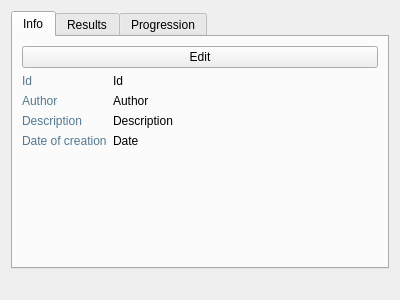
The window that src/genelab/core/ui/widgets/experiments/experimentctrl.ui (GeneCraft/GeneCraft-Project) describes before a commit, drawn with Qt 5.
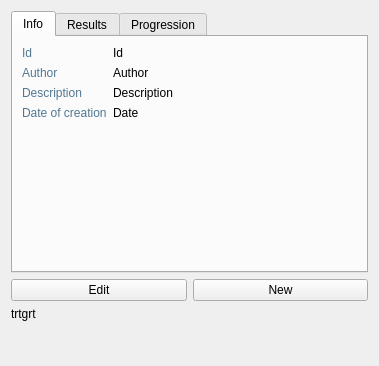
The same window after the commit. Icons and pictures are not drawn.

Commit message:
* Boutons "save" et "save and reload" dans l'experiment properties ctrl
+ add experiment (bug logique)

* auto load de l'experience par defaut

* attributs des stats dans l'experiment properties ctrl

```diff
--- a/src/genelab/core/ui/widgets/experiments/experimentctrl.ui
+++ b/src/genelab/core/ui/widgets/experiments/experimentctrl.ui
@@ -6,18 +6,18 @@
    <rect>
     <x>0</x>
     <y>0</y>
-    <width>400</width>
-    <height>300</height>
+    <width>379</width>
+    <height>366</height>
    </rect>
   </property>
   <property name="windowTitle">
    <string>Form</string>
   </property>
   <layout class="QGridLayout" name="gridLayout">
-   <item row="0" column="0">
+   <item row="0" column="0" colspan="2">
     <widget class="QTabWidget" name="tabWidget">
-     <property name="currentIndex">
-      <number>0</number>
+     <property name="enabled">
+      <bool>true</bool>
      </property>
      <widget class="QWidget" name="tabInfo">
       <attribute name="icon">
@@ -28,7 +28,7 @@
        <string>Info</string>
       </attribute>
       <layout class="QGridLayout" name="gridLayout_4">
-       <item row="1" column="0">
+       <item row="0" column="0">
         <widget class="QLabel" name="label_2">
          <property name="styleSheet">
           <string notr="true">color: rgb(81, 119, 145);</string>
@@ -38,14 +38,14 @@
          </property>
         </widget>
        </item>
-       <item row="1" column="1">
+       <item row="0" column="1">
         <widget class="QLabel" name="lblId">
          <property name="text">
           <string>Id</string>
          </property>
         </widget>
        </item>
-       <item row="2" column="0">
+       <item row="1" column="0">
         <widget class="QLabel" name="label_3">
          <property name="styleSheet">
           <string notr="true">color: rgb(81, 119, 145);</string>
@@ -55,14 +55,14 @@
          </property>
         </widget>
        </item>
-       <item row="2" column="1">
+       <item row="1" column="1">
         <widget class="QLabel" name="lblAuthor">
          <property name="text">
           <string>Author</string>
          </property>
         </widget>
        </item>
-       <item row="3" column="0">
+       <item row="2" column="0">
         <widget class="QLabel" name="label_4">
          <property name="styleSheet">
           <string notr="true">color: rgb(81, 119, 145);</string>
@@ -72,14 +72,14 @@
          </property>
         </widget>
        </item>
-       <item row="3" column="1">
+       <item row="2" column="1">
         <widget class="QLabel" name="lblDescription">
          <property name="text">
           <string>Description</string>
          </property>
         </widget>
        </item>
-       <item row="5" column="0">
+       <item row="3" column="0">
         <widget class="QLabel" name="label_5">
          <property name="styleSheet">
           <string notr="true">color: rgb(81, 119, 145);</string>
@@ -89,14 +89,27 @@
          </property>
         </widget>
        </item>
-       <item row="5" column="1">
+       <item row="3" column="1">
         <widget class="QLabel" name="lblDate">
          <property name="text">
           <string>Date</string>
          </property>
         </widget>
        </item>
-       <item row="6" column="1">
+       <item row="4" column="0">
+        <spacer name="verticalSpacer">
+         <property name="orientation">
+          <enum>Qt::Vertical</enum>
+         </property>
+         <property name="sizeHint" stdset="0">
+          <size>
+           <width>20</width>
+           <height>40</height>
+          </size>
+         </property>
+        </spacer>
+       </item>
+       <item row="4" column="1">
         <spacer name="horizontalSpacer">
          <property name="orientation">
           <enum>Qt::Horizontal</enum>
@@ -109,30 +122,6 @@
          </property>
         </spacer>
        </item>
-       <item row="6" column="0">
-        <spacer name="verticalSpacer">
-         <property name="orientation">
-          <enum>Qt::Vertical</enum>
-         </property>
-         <property name="sizeHint" stdset="0">
-          <size>
-           <width>20</width>
-           <height>40</height>
-          </size>
-         </property>
-        </spacer>
-       </item>
-       <item row="0" column="0" colspan="2">
-        <widget class="QPushButton" name="pbEditExperiment">
-         <property name="text">
-          <string>Edit</string>
-         </property>
-         <property name="icon">
-          <iconset resource="../../../ressources/ressources.qrc">
-           <normaloff>:/img/icons/edition</normaloff>:/img/icons/edition</iconset>
-         </property>
-        </widget>
-       </item>
       </layout>
      </widget>
      <widget class="QWidget" name="tabResults">
@@ -245,12 +234,47 @@
     </widget>
    </item>
    <item row="1" column="0">
+    <widget class="QPushButton" name="pbEditExperiment">
+     <property name="text">
+      <string>Edit</string>
+     </property>
+     <property name="icon">
+      <iconset resource="../../../ressources/ressources.qrc">
+       <normaloff>:/img/icons/edition</normaloff>:/img/icons/edition</iconset>
+     </property>
+    </widget>
+   </item>
+   <item row="1" column="1">
+    <widget class="QPushButton" name="pbNewExperiment">
+     <property name="text">
+      <string>New</string>
+     </property>
+     <property name="icon">
+      <iconset resource="../../../ressources/ressources.qrc">
+       <normaloff>:/img/icons/add</normaloff>:/img/icons/add</iconset>
+     </property>
+    </widget>
+   </item>
+   <item row="2" column="0">
     <widget class="QLabel" name="lblDb">
      <property name="text">
-      <string/>
+      <string>trtgrt</string>
      </property>
     </widget>
    </item>
+   <item row="3" column="0">
+    <spacer name="verticalSpacer_2">
+     <property name="orientation">
+      <enum>Qt::Vertical</enum>
+     </property>
+     <property name="sizeHint" stdset="0">
+      <size>
+       <width>20</width>
+       <height>40</height>
+      </size>
+     </property>
+    </spacer>
+   </item>
   </layout>
  </widget>
  <resources>
```
Left out of the diff: 15 changed lines with no effect on the pictures. The commit also changes 13 other files.
